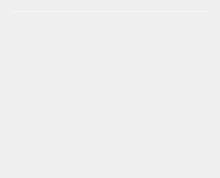
Before: the Qt Designer form ui/statistics_panel.ui in analogdevicesinc/scopy, drawn with Qt 5.
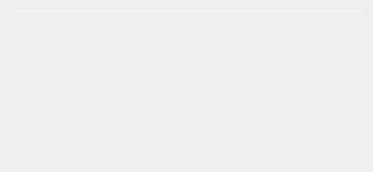
After: the same form once the commit is applied.

Commit message: Oscilloscope: Statistics: Embed statistic widgets into a scroll area

What changed in the file:
```diff
--- a/ui/statistics_panel.ui
+++ b/ui/statistics_panel.ui
@@ -6,8 +6,8 @@
    <rect>
     <x>0</x>
     <y>0</y>
-    <width>220</width>
-    <height>178</height>
+    <width>373</width>
+    <height>172</height>
    </rect>
   </property>
   <property name="windowTitle">
@@ -30,22 +30,6 @@
      </property>
     </spacer>
    </item>
-   <item row="2" column="1">
-    <spacer name="horizontalSpacer_right">
-     <property name="orientation">
-      <enum>Qt::Horizontal</enum>
-     </property>
-     <property name="sizeType">
-      <enum>QSizePolicy::Expanding</enum>
-     </property>
-     <property name="sizeHint" stdset="0">
-      <size>
-       <width>0</width>
-       <height>0</height>
-      </size>
-     </property>
-    </spacer>
-   </item>
    <item row="1" column="0">
     <spacer name="verticalSpacer_top">
      <property name="orientation">
@@ -62,10 +46,7 @@
      </property>
     </spacer>
    </item>
-   <item row="2" column="0">
-    <widget class="QWidget" name="statistics" native="true"/>
-   </item>
-   <item row="0" column="0" colspan="2">
+   <item row="0" column="0" colspan="3">
     <widget class="Line" name="lineTop">
      <property name="maximumSize">
       <size>
@@ -81,6 +62,108 @@
      </property>
     </widget>
    </item>
+   <item row="2" column="0" colspan="3">
+    <widget class="QScrollArea" name="scrollArea">
+     <property name="sizePolicy">
+      <sizepolicy hsizetype="Preferred" vsizetype="Preferred">
+       <horstretch>0</horstretch>
+       <verstretch>0</verstretch>
+      </sizepolicy>
+     </property>
+     <property name="styleSheet">
+      <string notr="true">QScrollArea {
+  min-height: 115px;
+}
+
+QScrollBar:horizontal {
+  background: #262628;
+  max-height: 6px;
+  border-radius: 3px;
+}
+
+QScrollBar::handle:horizontal {
+  background: #4a4a4b;
+  border: 0;
+  border-radius: 3px;
+}
+
+QScrollBar::add-page:horizontal, QScrollBar::sub-page:horizontal {
+    background: none;
+}
+
+QScrollBar::add-line:horizontal, QScrollBar::sub-line:horizontal {
+  border: none;
+  background: none;
+}
+</string>
+     </property>
+     <property name="frameShape">
+      <enum>QFrame::NoFrame</enum>
+     </property>
+     <property name="lineWidth">
+      <number>0</number>
+     </property>
+     <property name="verticalScrollBarPolicy">
+      <enum>Qt::ScrollBarAlwaysOff</enum>
+     </property>
+     <property name="sizeAdjustPolicy">
+      <enum>QAbstractScrollArea::AdjustToContents</enum>
+     </property>
+     <property name="widgetResizable">
+      <bool>true</bool>
+     </property>
+     <widget class="QWidget" name="scrollAreaWidgetContents">
+      <property name="geometry">
+       <rect>
+        <x>0</x>
+        <y>0</y>
+        <width>355</width>
+        <height>115</height>
+       </rect>
+      </property>
+      <property name="sizePolicy">
+       <sizepolicy hsizetype="Preferred" vsizetype="Preferred">
+        <horstretch>0</horstretch>
+        <verstretch>0</verstretch>
+       </sizepolicy>
+      </property>
+      <layout class="QGridLayout" name="gridLayout_2">
+       <item row="0" column="0" rowspan="2" colspan="2">
+        <widget class="QWidget" name="statistics" native="true"/>
+       </item>
+       <item row="2" column="1">
+        <spacer name="verticalSpacer">
+         <property name="orientation">
+          <enum>Qt::Vertical</enum>
+         </property>
+         <property name="sizeHint" stdset="0">
+          <size>
+           <width>10</width>
+           <height>0</height>
+          </size>
+         </property>
+        </spacer>
+       </item>
+       <item row="1" column="2">
+        <spacer name="horizontalSpacer_right">
+         <property name="orientation">
+          <enum>Qt::Horizontal</enum>
+         </property>
+         <property name="sizeType">
+          <enum>QSizePolicy::Expanding</enum>
+         </property>
+         <property name="sizeHint" stdset="0">
+          <size>
+           <width>0</width>
+           <height>10</height>
+          </size>
+         </property>
+        </spacer>
+       </item>
+      </layout>
+     </widget>
+    </widget>
+   </item>
   </layout>
  </widget>
  <resources/>
```
